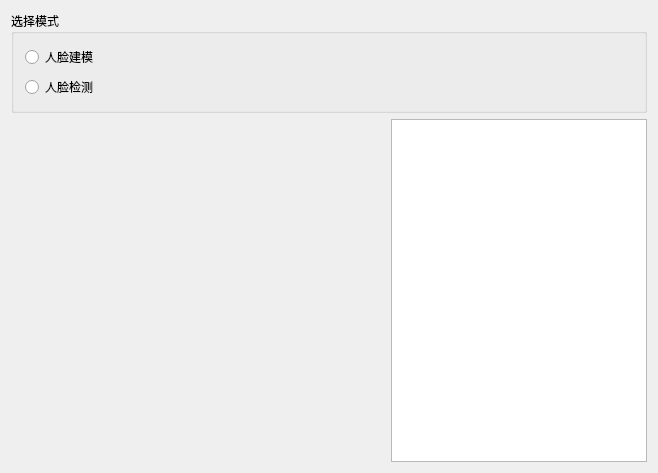
The window that QTFaceDetection/mainwindow.ui (bullud/FaceDetect-2) describes before a commit, drawn with Qt 5.
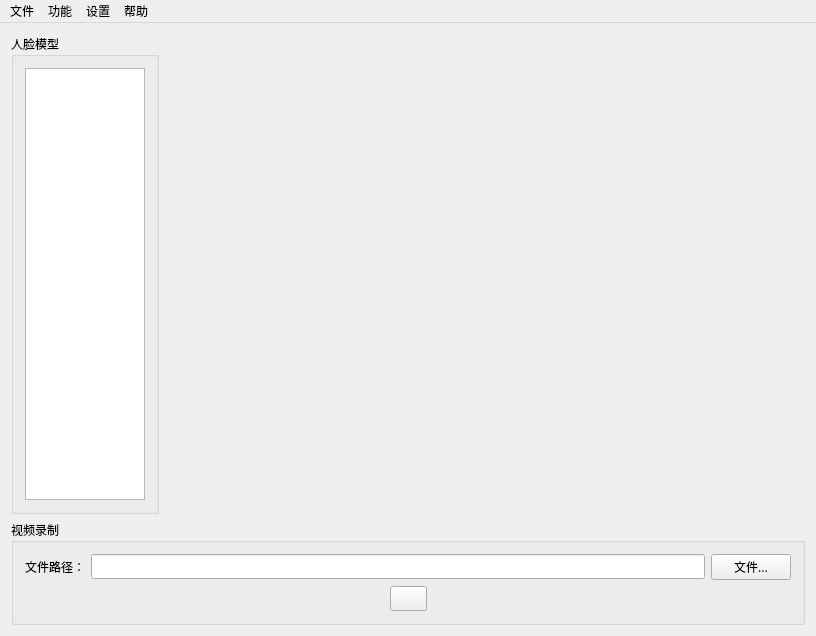
The same window after the commit.

The edit to the form file:
```diff
--- a/QTFaceDetection/mainwindow.ui
+++ b/QTFaceDetection/mainwindow.ui
@@ -6,10 +6,15 @@
    <rect>
     <x>0</x>
     <y>0</y>
-    <width>658</width>
-    <height>473</height>
+    <width>806</width>
+    <height>625</height>
    </rect>
   </property>
+  <property name="font">
+   <font>
+    <family>微软雅黑</family>
+   </font>
+  </property>
   <property name="windowTitle">
    <string>人脸识别系统演示程序</string>
   </property>
@@ -19,73 +24,277 @@
      <family>微软雅黑</family>
     </font>
    </property>
-   <layout class="QGridLayout" name="gridLayout">
-    <item row="0" column="0">
-     <layout class="QVBoxLayout" name="verticalLayout_2">
+   <layout class="QVBoxLayout" name="verticalLayout_2">
+    <item>
+     <layout class="QHBoxLayout" name="horizontalLayout_5">
       <item>
-       <widget class="QGroupBox" name="groupBox">
+       <widget class="QGroupBox" name="groupBoxFaceTempalte">
+        <property name="sizePolicy">
+         <sizepolicy hsizetype="Fixed" vsizetype="Expanding">
+          <horstretch>0</horstretch>
+          <verstretch>0</verstretch>
+         </sizepolicy>
+        </property>
         <property name="title">
-         <string>选择模式</string>
+         <string>人脸模型</string>
         </property>
-        <layout class="QHBoxLayout" name="horizontalLayout">
+        <layout class="QHBoxLayout" name="horizontalLayout_4">
          <item>
-          <layout class="QVBoxLayout" name="verticalLayout">
-           <item>
-            <widget class="QRadioButton" name="radioButtonCreation">
-             <property name="text">
-              <string>人脸建模</string>
-             </property>
-            </widget>
-           </item>
-           <item>
-            <widget class="QRadioButton" name="radioButtonDetection">
-             <property name="text">
-              <string>人脸检测</string>
-             </property>
-            </widget>
-           </item>
-          </layout>
+          <widget class="QListWidget" name="listWidget">
+           <property name="sizePolicy">
+            <sizepolicy hsizetype="Fixed" vsizetype="Expanding">
+             <horstretch>0</horstretch>
+             <verstretch>0</verstretch>
+            </sizepolicy>
+           </property>
+           <property name="maximumSize">
+            <size>
+             <width>120</width>
+             <height>16777215</height>
+            </size>
+           </property>
+           <property name="viewMode">
+            <enum>QListView::IconMode</enum>
+           </property>
+          </widget>
          </item>
         </layout>
        </widget>
       </item>
-      <item>
-       <layout class="QHBoxLayout" name="horizontalLayout_2">
-        <item alignment="Qt::AlignHCenter|Qt::AlignVCenter">
-         <widget class="QLabel" name="canvas">
-          <property name="sizePolicy">
-           <sizepolicy hsizetype="Expanding" vsizetype="Expanding">
-            <horstretch>0</horstretch>
-            <verstretch>0</verstretch>
-           </sizepolicy>
-          </property>
-          <property name="text">
-           <string/>
-          </property>
-          <property name="scaledContents">
-           <bool>false</bool>
-          </property>
-         </widget>
-        </item>
-        <item>
-         <widget class="QListWidget" name="listWidget">
-          <property name="sizePolicy">
-           <sizepolicy hsizetype="Fixed" vsizetype="Expanding">
-            <horstretch>0</horstretch>
-            <verstretch>0</verstretch>
-           </sizepolicy>
-          </property>
-          <property name="viewMode">
-           <enum>QListView::IconMode</enum>
-          </property>
-         </widget>
-        </item>
-       </layout>
+      <item alignment="Qt::AlignHCenter|Qt::AlignVCenter">
+       <widget class="QLabel" name="canvas">
+        <property name="sizePolicy">
+         <sizepolicy hsizetype="Expanding" vsizetype="Expanding">
+          <horstretch>0</horstretch>
+          <verstretch>0</verstretch>
+         </sizepolicy>
+        </property>
+        <property name="minimumSize">
+         <size>
+          <width>640</width>
+          <height>480</height>
+         </size>
+        </property>
+        <property name="text">
+         <string/>
+        </property>
+        <property name="scaledContents">
+         <bool>false</bool>
+        </property>
+       </widget>
       </item>
      </layout>
     </item>
+    <item>
+     <widget class="QGroupBox" name="groupBoxVideoRecord">
+      <property name="sizePolicy">
+       <sizepolicy hsizetype="Expanding" vsizetype="Fixed">
+        <horstretch>0</horstretch>
+        <verstretch>0</verstretch>
+       </sizepolicy>
+      </property>
+      <property name="title">
+       <string>视频录制</string>
+      </property>
+      <layout class="QHBoxLayout" name="horizontalLayout">
+       <item>
+        <layout class="QVBoxLayout" name="verticalLayout">
+         <item>
+          <layout class="QHBoxLayout" name="horizontalLayout_2">
+           <item>
+            <widget class="QLabel" name="label">
+             <property name="sizePolicy">
+              <sizepolicy hsizetype="Preferred" vsizetype="Fixed">
+               <horstretch>0</horstretch>
+               <verstretch>0</verstretch>
+              </sizepolicy>
+             </property>
+             <property name="text">
+              <string>文件路径：</string>
+             </property>
+            </widget>
+           </item>
+           <item>
+            <widget class="QLineEdit" name="lineEdit"/>
+           </item>
+           <item>
+            <widget class="QPushButton" name="pushButton">
+             <property name="text">
+              <string>文件...</string>
+             </property>
+            </widget>
+           </item>
+          </layout>
+         </item>
+         <item>
+          <layout class="QHBoxLayout" name="horizontalLayout_3">
+           <item>
+            <spacer name="horizontalSpacer">
+             <property name="orientation">
+              <enum>Qt::Horizontal</enum>
+             </property>
+             <property name="sizeHint" stdset="0">
+              <size>
+               <width>40</width>
+               <height>20</height>
+              </size>
+             </property>
+            </spacer>
+           </item>
+           <item>
+            <widget class="QPushButton" name="pushButton_2">
+             <property name="text">
+              <string/>
+             </property>
+            </widget>
+           </item>
+           <item>
+            <spacer name="horizontalSpacer_2">
+             <property name="orientation">
+              <enum>Qt::Horizontal</enum>
+             </property>
+             <property name="sizeHint" stdset="0">
+              <size>
+               <width>40</width>
+               <height>20</height>
+              </size>
+             </property>
+            </spacer>
+           </item>
+          </layout>
+         </item>
+        </layout>
+       </item>
+      </layout>
+     </widget>
+    </item>
    </layout>
   </widget>
+  <widget class="QMenuBar" name="menuBar">
+   <property name="geometry">
+    <rect>
+     <x>0</x>
+     <y>0</y>
+     <width>806</width>
+     <height>23</height>
+    </rect>
+   </property>
+   <property name="font">
+    <font>
+     <family>微软雅黑</family>
+    </font>
+   </property>
+   <widget class="QMenu" name="menuFile">
+    <property name="title">
+     <string>文件</string>
+    </property>
+    <addaction name="menuFileExit"/>
+   </widget>
+   <widget class="QMenu" name="menuSettings">
+    <property name="title">
+     <string>设置</string>
+    </property>
+    <addaction name="action_2"/>
+    <addaction name="action_3"/>
+   </widget>
+   <widget class="QMenu" name="menuHelp">
+    <property name="title">
+     <string>帮助</string>
+    </property>
+    <addaction name="action_4"/>
+   </widget>
+   <widget class="QMenu" name="menuFeatures">
+    <property name="title">
+     <string>功能</string>
+    </property>
+    <addaction name="faceTemplate"/>
+    <addaction name="faceRecognition"/>
+    <addaction name="videoRecord"/>
+   </widget>
+   <addaction name="menuFile"/>
+   <addaction name="menuFeatures"/>
+   <addaction name="menuSettings"/>
+   <addaction name="menuHelp"/>
+  </widget>
+  <action name="menuFileExit">
+   <property name="text">
+    <string>退出</string>
+   </property>
+   <property name="font">
+    <font>
+     <family>微软雅黑</family>
+    </font>
+   </property>
+  </action>
+  <action name="action_2">
+   <property name="text">
+    <string>视频源</string>
+   </property>
+   <property name="font">
+    <font>
+     <family>微软雅黑</family>
+    </font>
+   </property>
+  </action>
+  <action name="action_3">
+   <property name="text">
+    <string>参数</string>
+   </property>
+   <property name="font">
+    <font>
+     <family>微软雅黑</family>
+    </font>
+   </property>
+  </action>
+  <action name="action_4">
+   <property name="text">
+    <string>关于</string>
+   </property>
+   <property name="font">
+    <font>
+     <family>微软雅黑</family>
+    </font>
+   </property>
+  </action>
+  <action name="faceTemplate">
+   <property name="checkable">
+    <bool>true</bool>
+   </property>
+   <property name="text">
+    <string>人脸建模</string>
+   </property>
+   <property name="font">
+    <font>
+     <family>微软雅黑</family>
+    </font>
+   </property>
+  </action>
+  <action name="faceRecognition">
+   <property name="checkable">
+    <bool>true</bool>
+   </property>
+   <property name="text">
+    <string>人脸识别</string>
+   </property>
+   <property name="font">
+    <font>
+     <family>微软雅黑</family>
+    </font>
+   </property>
+  </action>
+  <action name="videoRecord">
+   <property name="checkable">
+    <bool>true</bool>
+   </property>
+   <property name="text">
+    <string>视频录制</string>
+   </property>
+   <property name="font">
+    <font>
+     <family>微软雅黑</family>
+    </font>
+   </property>
+  </action>
  </widget>
  <layoutdefault spacing="6" margin="11"/>
  <resources/>
```
